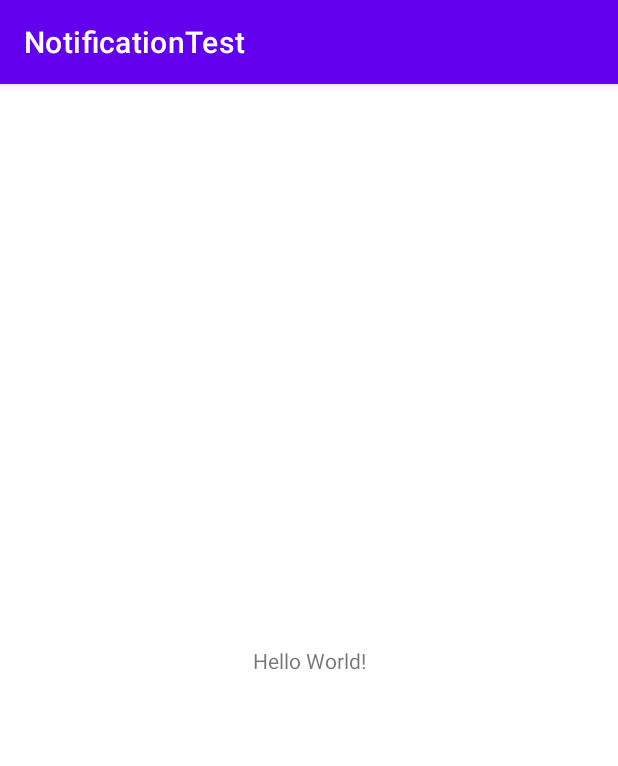
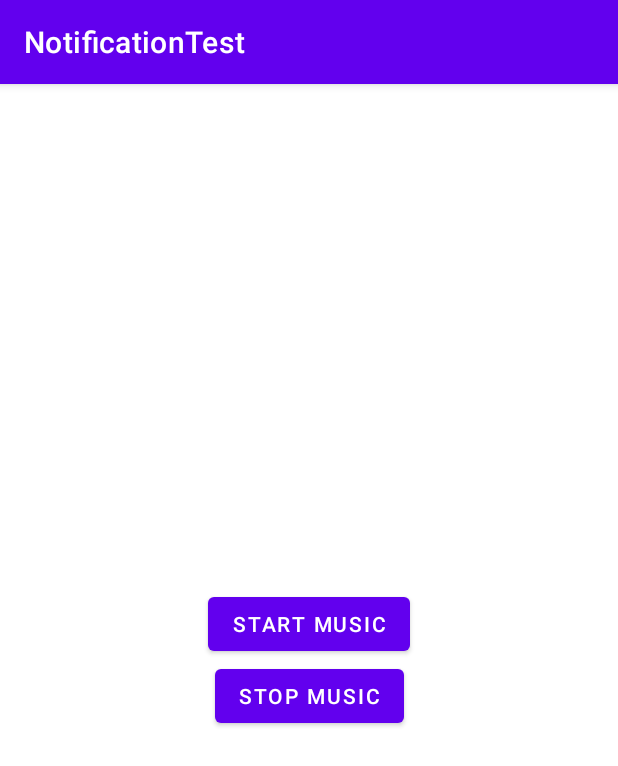
Before and after one commit to SharmaPrateek196/foreground-service-in-android-practice, an Android app: the screen it shows after launch (MainActivity), on a phone screen of 412 x 824 dp. Shown: the top 766 px of the screen. Run offline under Robolectric (Android 15) with nearby library versions, the phone set to English and light mode, and no system bars.

Commit message:
update: added buttons in main_activity xml

```diff
--- a/app/src/main/res/layout/activity_main.xml
+++ b/app/src/main/res/layout/activity_main.xml
@@ -6,13 +6,26 @@
     android:layout_height="match_parent"
     tools:context=".MainActivity">
 
-    <TextView
+    <Button
+        android:id="@+id/startService"
         android:layout_width="wrap_content"
         android:layout_height="wrap_content"
-        android:text="Hello World!"
+        android:text="@string/start_music"
+        app:layout_constraintBottom_toTopOf="@+id/endService"
+        app:layout_constraintEnd_toEndOf="parent"
+        app:layout_constraintHorizontal_bias="0.5"
+        app:layout_constraintStart_toStartOf="parent"
+        app:layout_constraintTop_toTopOf="parent"
+        app:layout_constraintVertical_chainStyle="packed" />
+
+    <Button
+        android:id="@+id/endService"
+        android:layout_width="wrap_content"
+        android:layout_height="wrap_content"
+        android:text="@string/stop_music"
         app:layout_constraintBottom_toBottomOf="parent"
-        app:layout_constraintLeft_toLeftOf="parent"
-        app:layout_constraintRight_toRightOf="parent"
-        app:layout_constraintTop_toTopOf="parent" />
-
+        app:layout_constraintEnd_toEndOf="parent"
+        app:layout_constraintHorizontal_bias="0.5"
+        app:layout_constraintStart_toStartOf="parent"
+        app:layout_constraintTop_toBottomOf="@+id/startService" />
 </androidx.constraintlayout.widget.ConstraintLayout>
--- a/app/src/main/res/values/strings.xml
+++ b/app/src/main/res/values/strings.xml
@@ -2,4 +2,6 @@
     <string name="app_name">NotificationTest</string>
     <string name="notification_channel_id">CHANNEL ID</string>
     <string name="notification_channel_name">Media Service Channel</string>
+    <string name="start_music">Start Music</string>
+    <string name="stop_music">Stop Music</string>
 </resources>
```
